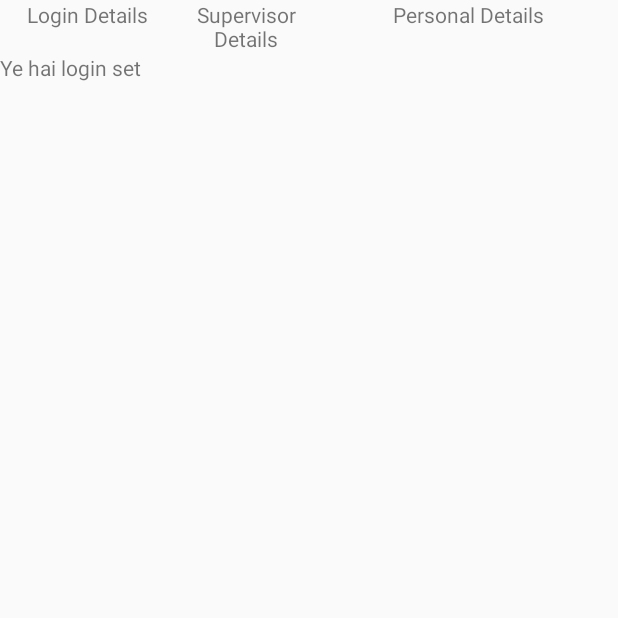
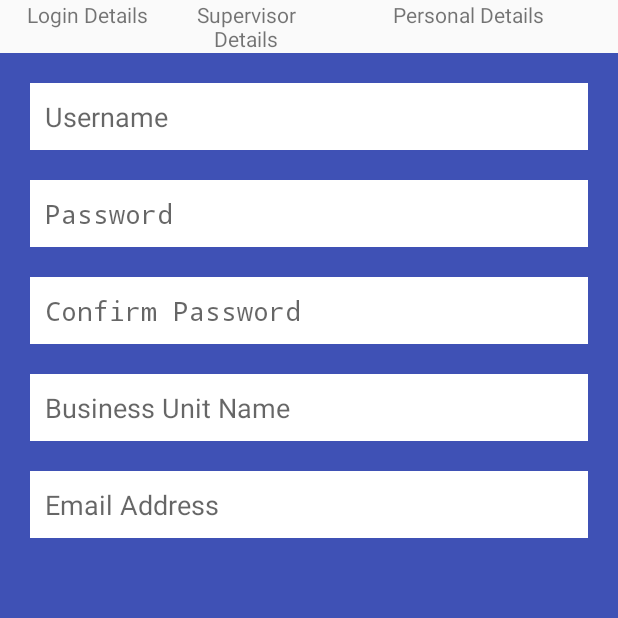
Before and after one commit to rnsy0052/transportApp, an Android app: the RegisterFragment screen opened directly, with no data from a screen before it, on a phone screen of 412 x 824 dp, the top half of it. Run offline under Robolectric (Android 15) with nearby library versions, the phone set to English and light mode, and no system bars.

Commit message:
changes in login xml

```diff
--- a/app/src/main/res/layout/register_page_login.xml
+++ b/app/src/main/res/layout/register_page_login.xml
@@ -1,12 +1,79 @@
 <?xml version="1.0" encoding="utf-8"?>
 <LinearLayout xmlns:android="http://schemas.android.com/apk/res/android"
+    android:orientation="vertical"
     android:layout_width="match_parent"
-    android:layout_height="match_parent">
+    android:layout_height="match_parent"
+    android:background="@color/colorPrimary"
 
-    <TextView
-        android:id="@+id/textView"
-        android:layout_width="wrap_content"
+    >
+
+
+
+    <EditText
+        android:id="@+id/iUserName"
+        android:layout_width="match_parent"
         android:layout_height="wrap_content"
-        android:layout_weight="1"
-        android:text="Ye hai login set" />
+        android:layout_marginLeft="20dp"
+        android:layout_marginRight="20dp"
+        android:layout_marginTop="20dp"
+        android:background="@android:color/background_light"
+        android:ems="10"
+        android:hint="Username"
+        android:inputType="textPersonName"
+        android:padding="10dp" />
+
+    <EditText
+        android:id="@+id/iPassword1"
+        android:layout_width="match_parent"
+        android:layout_height="wrap_content"
+        android:layout_marginLeft="20dp"
+        android:layout_marginRight="20dp"
+        android:layout_marginTop="20dp"
+        android:background="@android:color/background_light"
+        android:ems="10"
+        android:hint="Password"
+        android:inputType="textPassword"
+        android:padding="10dp" />
+
+    <EditText
+        android:id="@+id/iPassword2"
+        android:layout_width="match_parent"
+        android:layout_height="wrap_content"
+        android:layout_marginLeft="20dp"
+        android:layout_marginRight="20dp"
+        android:layout_marginTop="20dp"
+        android:background="@android:color/background_light"
+        android:ems="10"
+        android:hint="Confirm Password"
+        android:inputType="textPassword"
+        android:padding="10dp" />
+
+
+    <EditText
+        android:id="@+id/iDepartment"
+        android:layout_width="match_parent"
+        android:layout_height="wrap_content"
+        android:layout_marginLeft="20dp"
+        android:layout_marginRight="20dp"
+        android:layout_marginTop="20dp"
+        android:background="@android:color/background_light"
+        android:ems="10"
+        android:hint="Business Unit Name"
+        android:inputType="textPersonName"
+        android:padding="10dp" />
+
+    <EditText
+        android:id="@+id/iEmailU"
+        android:layout_width="match_parent"
+        android:layout_height="wrap_content"
+        android:ems="10"
+        android:inputType="textEmailAddress"
+        android:hint="Email Address"
+        android:layout_marginLeft="20dp"
+        android:layout_marginRight="20dp"
+        android:layout_marginTop="20dp"
+        android:background="@android:color/background_light"
+        android:padding="10dp"
+        />
+
 </LinearLayout>
```
